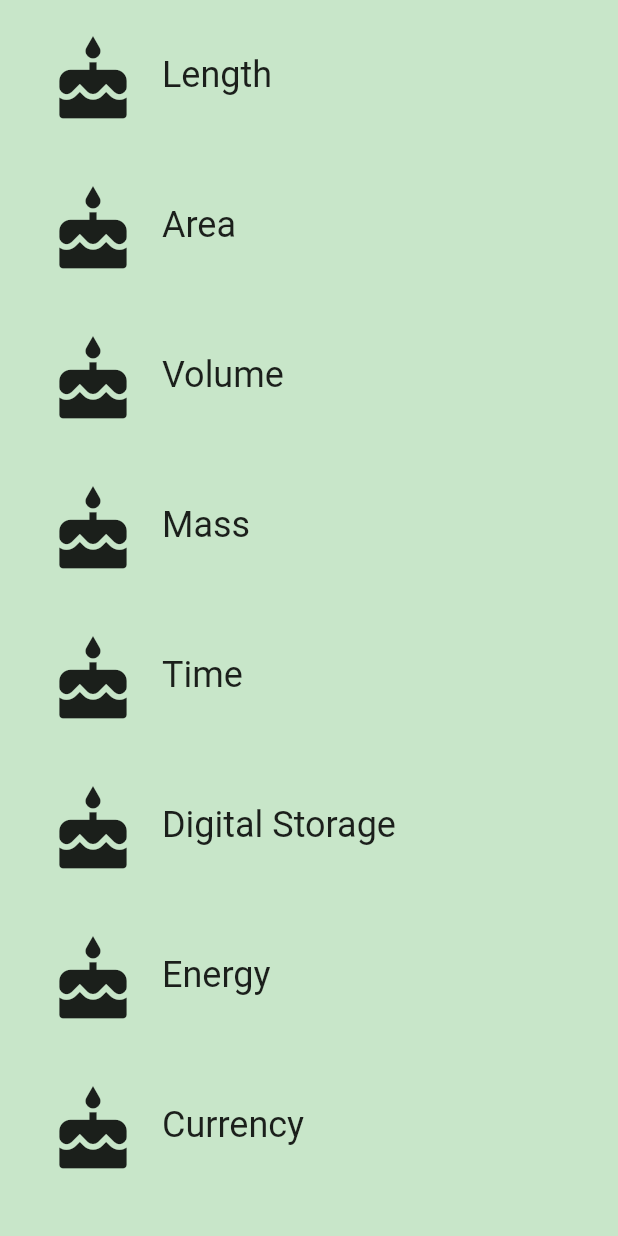
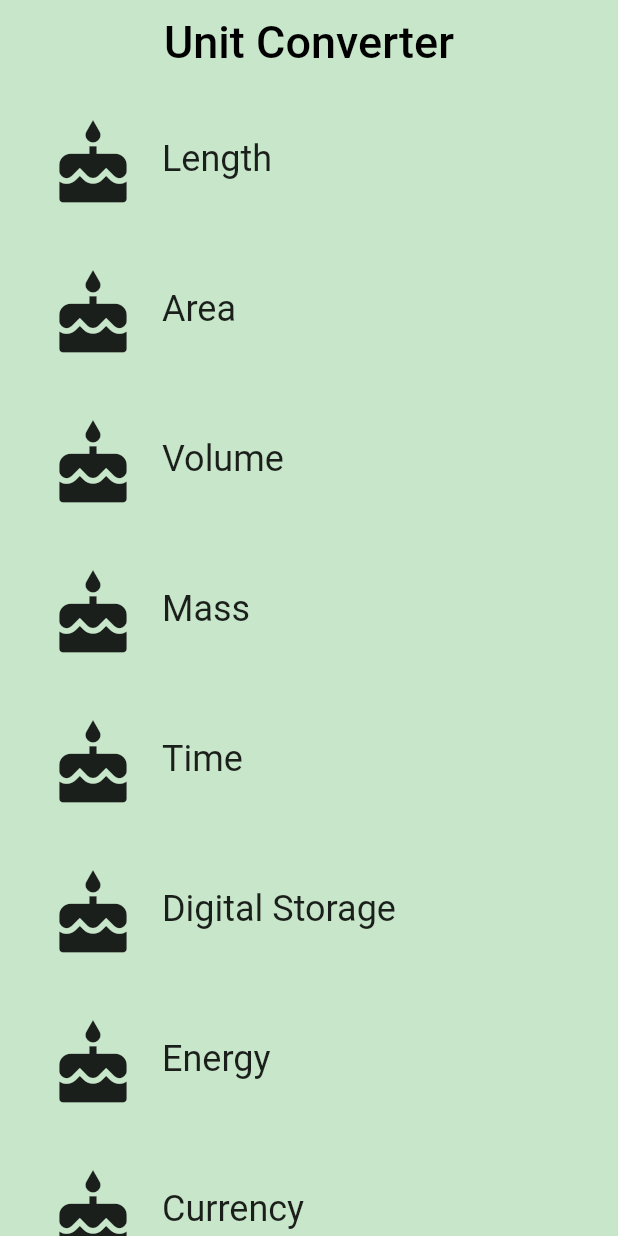
Before and after one commit to BrayanMamani/unit_converter, a Flutter app: the screen it shows after launch, on a phone screen of 412 x 824 dp. Run offline on Flutter 3.47's test engine with Material 2 defaults, Android fonts, the phone set to English and light mode, and no system bars.

Commit message:
Add application bar

```diff
--- a/lib/category_route.dart
+++ b/lib/category_route.dart
@@ -53,7 +53,21 @@ class CategoryRoute extends StatelessWidget {
       child: _buildCategoryWidgets(categories),
     );
 
+    final appBar = AppBar(
+      elevation: 0.0,
+      title: Text(
+        'Unit Converter',
+        style: TextStyle(
+          color: Colors.black,
+          fontSize: 30.0,
+        ),
+      ),
+      centerTitle: true,
+      backgroundColor: _backgroundColor,
+    );
+
     return Scaffold(
+      appBar: appBar,
       body: listView,
     );
   }
```
